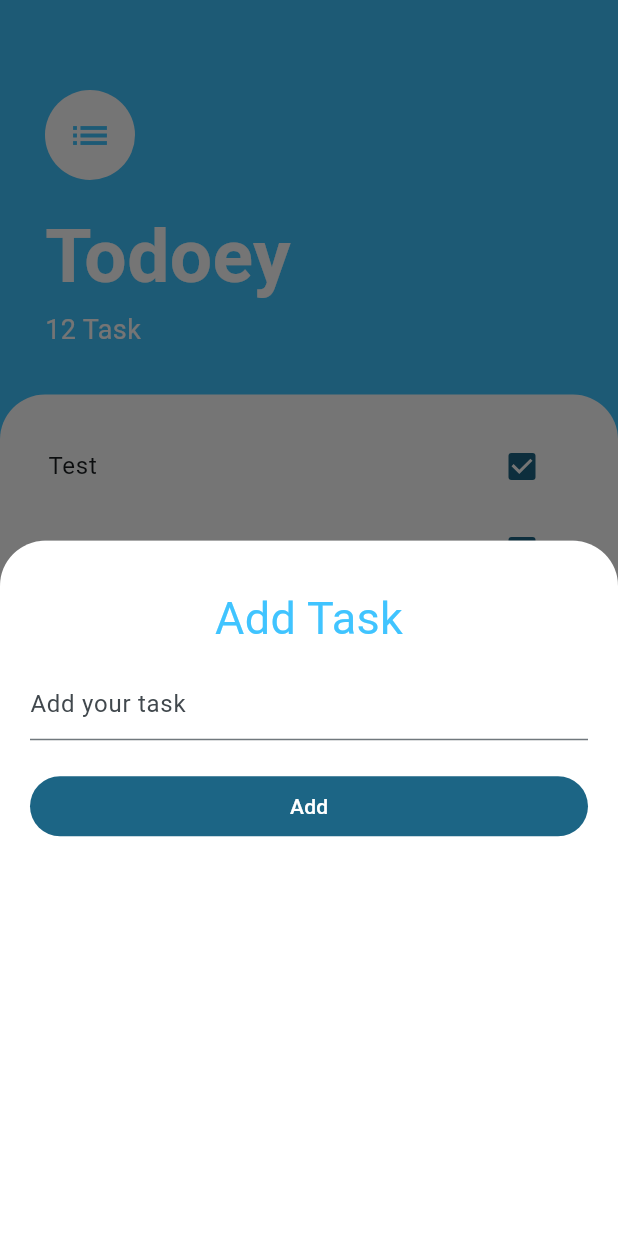
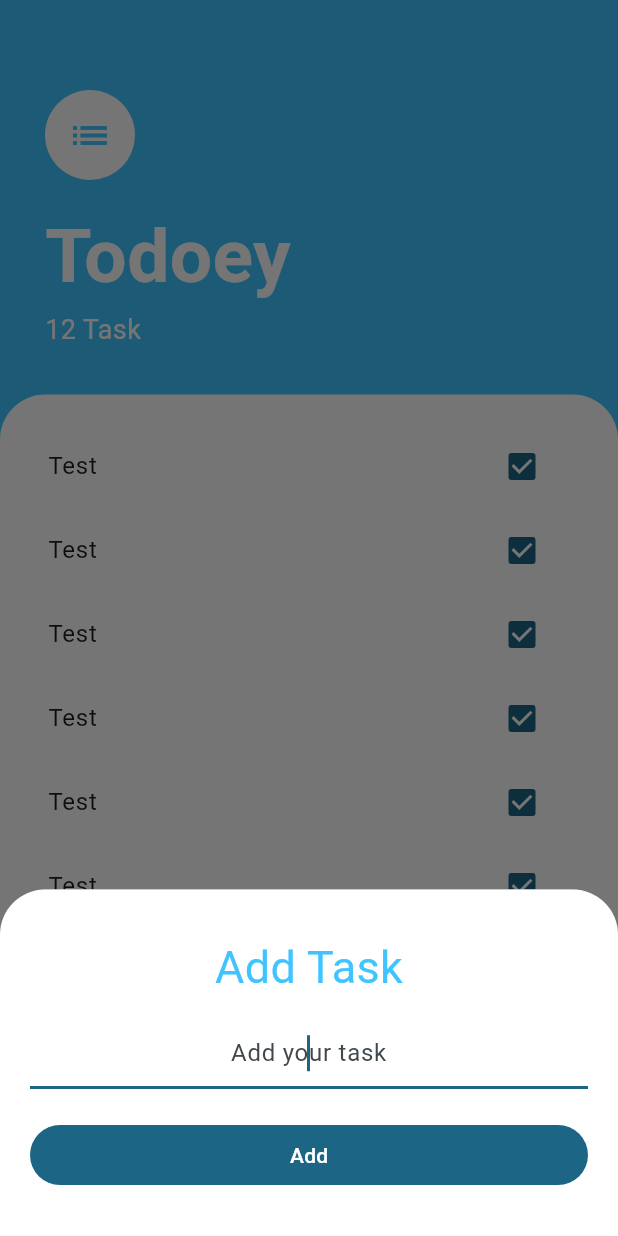
Before and after one commit to lqman104/Todoey, a Flutter app: the screen it shows after launch, after a tap on the "add" icon, on a phone screen of 412 x 824 dp. Run offline on Flutter 3.47's test engine with Material 2 defaults, Android fonts, the phone set to English and light mode, and no system bars.

Commit message:
fix: bottom padding on bottom sheet

```diff
--- a/lib/screens/add_task_screen.dart
+++ b/lib/screens/add_task_screen.dart
@@ -37,11 +37,14 @@ class _AddTaskScreenState extends State<AddTaskScreen> {
             const SizedBox(
               height: 12,
             ),
-            TextField(
+            TextFormField(
               onChanged: (value) {
                 task = value;
               },
+              textAlign: TextAlign.center,
+              autofocus: true,
               decoration: const InputDecoration(
+                border: UnderlineInputBorder(),
                 hintText: "Add your task",
               ),
             ),
--- a/lib/screens/task_screen.dart
+++ b/lib/screens/task_screen.dart
@@ -31,7 +31,18 @@ class TaskScreen extends StatelessWidget {
       floatingActionButton: FloatingActionButton(
         backgroundColor: Colors.lightBlueAccent,
         onPressed: () {
-          showModalBottomSheet(context: context, builder: (context) => const AddTaskScreen());
+          showModalBottomSheet(
+            context: context,
+            builder: (context) => SingleChildScrollView(
+              child: Container(
+                padding: EdgeInsets.only(
+                  bottom: MediaQuery.of(context).viewInsets.bottom,
+                ),
+                child: const AddTaskScreen(),
+              ),
+            ),
+            isScrollControlled: true,
+          );
         },
         child: const Icon(
           Icons.add,
```
